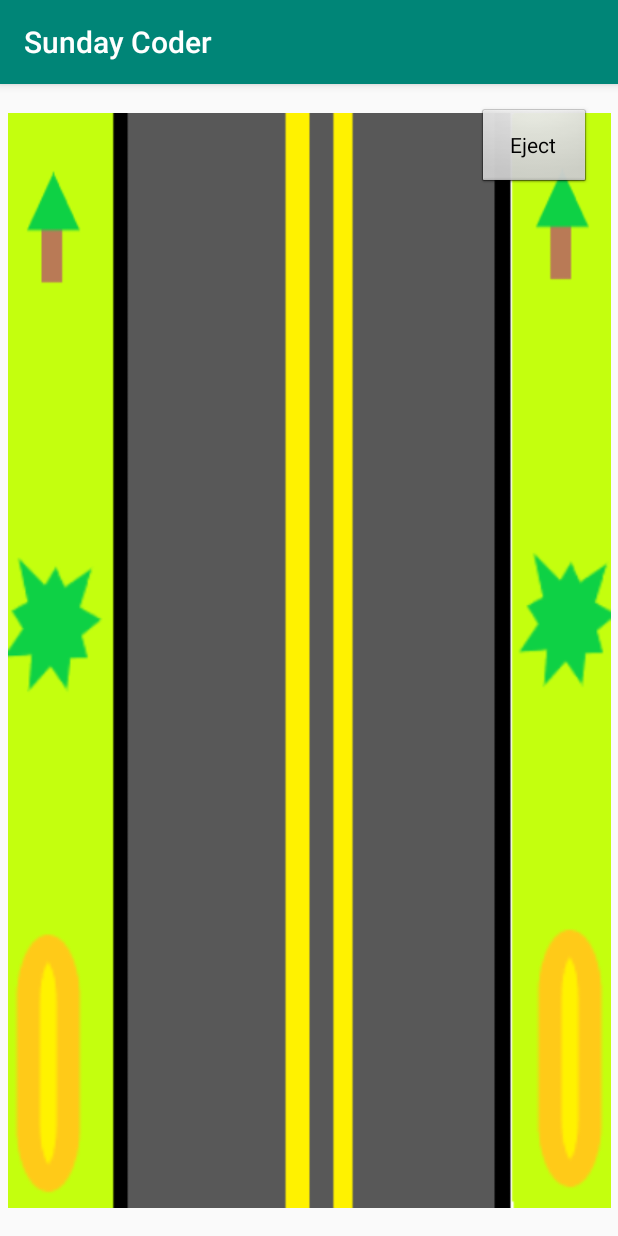
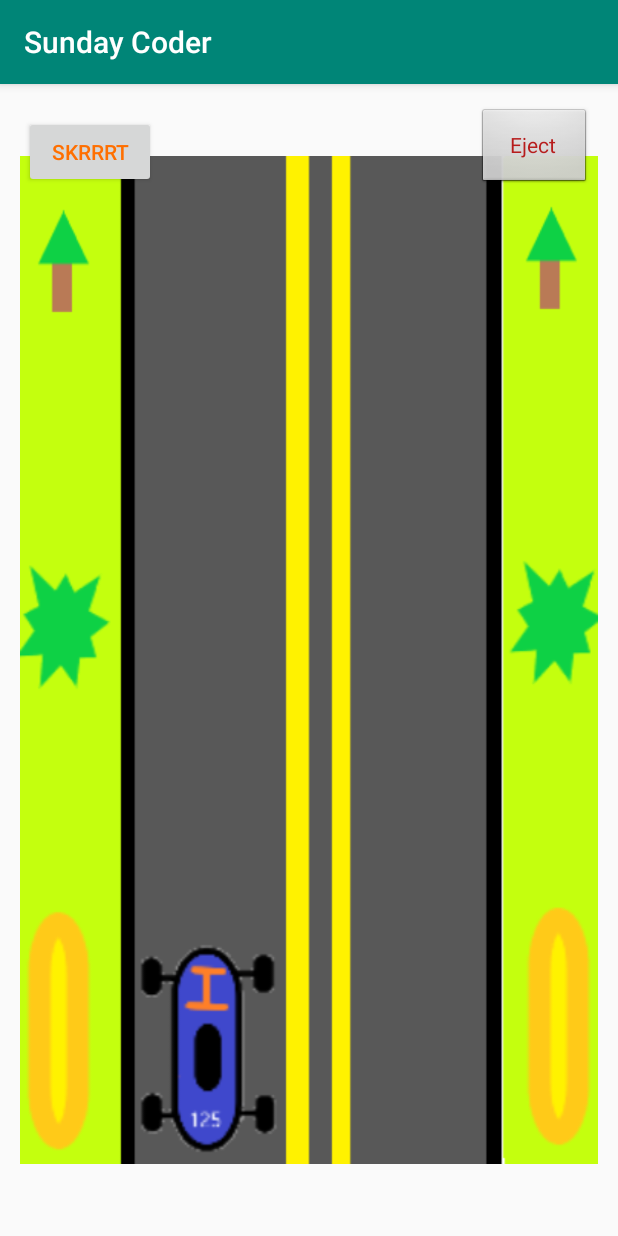
Before and after one commit to MoldyRats/CS-125-Sunday-Driver, an Android app: the gamePlay_Left screen opened directly, with no data from a screen before it, on a phone screen of 412 x 824 dp. Run offline under Robolectric (Android 15) with nearby library versions, the phone set to English and light mode, and no system bars.

Commit message:
finished ui

```diff
--- a/app/src/main/AndroidManifest.xml
+++ b/app/src/main/AndroidManifest.xml
@@ -9,7 +9,8 @@
         android:roundIcon="@mipmap/ic_launcher_round"
         android:supportsRtl="true"
         android:theme="@style/AppTheme">
-        <activity android:name=".gameplay"></activity>
+        <activity android:name=".gamePlay_Left"></activity>
+        <activity android:name=".gamePlay_Right" />
         <activity android:name=".MainMenu">
             <intent-filter>
                 <action android:name="android.intent.action.MAIN" />
--- a/app/src/main/java/com/example/cs125sundaydriver/CrashMenu.java
+++ b/app/src/main/java/com/example/cs125sundaydriver/CrashMenu.java
@@ -27,7 +27,7 @@ public class CrashMenu extends AppCompatActivity {
             @Override
             public void onClick(View v) {
                 //create an Intent to swicth to the fullscreen activity once clicked
-                Intent startintent = new Intent(getApplicationContext(), gameplay.class);
+                Intent startintent = new Intent(getApplicationContext(), gamePlay_Right.class);
                 startActivity(startintent);
             }
         });
--- a/app/src/main/java/com/example/cs125sundaydriver/MainMenu.java
+++ b/app/src/main/java/com/example/cs125sundaydriver/MainMenu.java
@@ -31,7 +31,7 @@ public class MainMenu extends AppCompatActivity {
             @Override
             public void onClick(View v) {
                 //create an Intent to swicth to the fullscreen activity once clicked
-                Intent startintent = new Intent(getApplicationContext(), gameplay.class);
+                Intent startintent = new Intent(getApplicationContext(), gamePlay_Right.class);
                 startActivity(startintent);
             }
         });
--- a/app/src/main/java/com/example/cs125sundaydriver/gameplay.java
+++ b/app/src/main/java/com/example/cs125sundaydriver/gamePlay_Left.java
@@ -1,6 +1,4 @@
 package com.example.cs125sundaydriver;
-
-import androidx.appcompat.app.AppCompatActivity;
 
 import android.content.Intent;
 import android.graphics.drawable.AnimationDrawable;
@@ -9,14 +7,16 @@ import android.view.View;
 import android.widget.Button;
 import android.widget.ImageView;
 
-public class gameplay extends AppCompatActivity {
+import androidx.appcompat.app.AppCompatActivity;
+
+public class gamePlay_Left extends AppCompatActivity {
     AnimationDrawable interstateAnimation;
 
     @Override
     protected void onCreate(Bundle savedInstanceState) {
         super.onCreate(savedInstanceState);
-        setContentView(R.layout.activity_gameplay);
-        Button eject = findViewById(R.id.ejectcarbutton);
+        setContentView(R.layout.activity_game_play__left);
+        Button eject = findViewById(R.id.eject_left_button);
         eject.setOnClickListener(new View.OnClickListener() {
             @Override
             public void onClick(View v) {
@@ -24,9 +24,16 @@ public class gameplay extends AppCompatActivity {
                 startActivity(intent);
             }
         });
-
-        ImageView imageView = findViewById(R.id.interstate125);
-        imageView.setBackgroundResource(R.drawable.interstateanimation);
+        Button Skrrt = findViewById(R.id.left_button);
+        Skrrt.setOnClickListener(new View.OnClickListener() {
+            @Override
+            public void onClick(View v) {
+                Intent intent = new Intent(getApplicationContext(), gamePlay_Right.class);
+                startActivity(intent);
+            }
+        });
+        ImageView imageView = findViewById(R.id.interstate125_left);
+        imageView.setBackgroundResource(R.drawable.interstateanimation_left);
         interstateAnimation = (AnimationDrawable) imageView.getBackground();
     }
 
--- a/app/src/main/res/drawable/interstateanimation.xml
+++ /dev/null
@@ -1,19 +0,0 @@
-<?xml version="1.0" encoding="utf-8"?>
-<animation-list xmlns:android="http://schemas.android.com/apk/res/android">
-
-    <item
-        android:drawable="@drawable/road1"
-        android:duration="400"/>
-    <item
-        android:drawable="@drawable/road2"
-        android:duration="400"/>
-    <item
-        android:drawable="@drawable/road3"
-        android:duration="400"/>
-    <item
-        android:drawable="@drawable/road4"
-        android:duration="400"/>
-
-
-
-</animation-list>
--- /dev/null
+++ b/app/src/main/res/drawable/interstateanimation_left.xml
@@ -0,0 +1,19 @@
+<?xml version="1.0" encoding="utf-8"?>
+<animation-list xmlns:android="http://schemas.android.com/apk/res/android">
+
+<item
+    android:drawable="@drawable/road1left"
+    android:duration="400"/>
+<item
+    android:drawable="@drawable/road2left"
+    android:duration="400"/>
+<item
+    android:drawable="@drawable/road3left"
+    android:duration="400"/>
+<item
+    android:drawable="@drawable/road4left"
+    android:duration="400"/>
+
+
+
+</animation-list>
--- a/app/src/main/res/layout/activity_crash_menu.xml
+++ b/app/src/main/res/layout/activity_crash_menu.xml
@@ -15,8 +15,7 @@
         app:layout_constraintBottom_toBottomOf="parent"
         app:layout_constraintEnd_toEndOf="parent"
         app:layout_constraintStart_toStartOf="parent"
-        app:layout_constraintTop_toTopOf="parent"
-        app:srcCompat="@drawable/carimage" />
+        app:layout_constraintTop_toTopOf="parent"/>
 
     <TextView
         android:id="@+id/textView_Crash_Title"
--- /dev/null
+++ b/app/src/main/res/layout/activity_game_play__left.xml
@@ -0,0 +1,51 @@
+<?xml version="1.0" encoding="utf-8"?>
+<androidx.constraintlayout.widget.ConstraintLayout xmlns:android="http://schemas.android.com/apk/res/android"
+    xmlns:app="http://schemas.android.com/apk/res-auto"
+    xmlns:tools="http://schemas.android.com/tools"
+    android:layout_width="match_parent"
+    android:layout_height="match_parent"
+    tools:context=".gamePlay_Left">
+
+    <ImageView
+        android:id="@+id/interstate125_left"
+        android:layout_width="385dp"
+        android:layout_height="672dp"
+        android:contentDescription="@string/roadAnimation"
+        app:layout_constraintBottom_toBottomOf="parent"
+        app:layout_constraintEnd_toEndOf="parent"
+        app:layout_constraintStart_toStartOf="parent"
+        app:layout_constraintTop_toTopOf="parent" />
+
+    <Button
+        android:id="@+id/eject_left_button"
+        style="@android:style/Widget.Button"
+        android:layout_width="76dp"
+        android:layout_height="54dp"
+        android:layout_marginTop="8dp"
+        android:layout_marginEnd="8dp"
+        android:layout_marginRight="8dp"
+        android:layout_weight="1"
+        android:text="@string/Eject"
+        android:textColor="#B71C1C"
+        app:layout_constraintBottom_toBottomOf="parent"
+        app:layout_constraintEnd_toEndOf="parent"
+        app:layout_constraintHorizontal_bias="0.969"
+        app:layout_constraintStart_toStartOf="parent"
+        app:layout_constraintTop_toTopOf="parent"
+        app:layout_constraintVertical_bias="0.011" />
+
+    <Button
+        android:id="@+id/left_button"
+        android:layout_width="wrap_content"
+        android:layout_height="wrap_content"
+        android:text="@string/skrt"
+        android:textColor="#FF6F00"
+        android:textColorHint="#FF6F00"
+        app:layout_constraintBottom_toBottomOf="parent"
+        app:layout_constraintEnd_toEndOf="parent"
+        app:layout_constraintHorizontal_bias="0.049"
+        app:layout_constraintStart_toStartOf="parent"
+        app:layout_constraintTop_toTopOf="parent"
+        app:layout_constraintVertical_bias="0.03" />
+
+</androidx.constraintlayout.widget.ConstraintLayout>
--- a/app/src/main/res/values/strings.xml
+++ b/app/src/main/res/values/strings.xml
@@ -12,4 +12,5 @@
     <string name="Start_Game">Start Game</string>
     <string name="Image_View">Crash Menu</string>
     <string name="roadAnimation">Road Animation</string>
+    <string name="skrt">Skrrrt</string>
 </resources>
```
Also changed, not shown: app/src/main/java/com/example/cs125sundaydriver/gamePlay_Right.java (added, +45 -0 lines), app/src/main/res/drawable/interstateanimation_right.xml (added, +19 -0 lines), app/src/main/res/layout/activity_game_play_right.xml (renamed from app/src/main/res/layout/activity_gameplay.xml, +20 -5 lines), app/src/main/res/drawable/road1.png (deleted), app/src/main/res/drawable/road2.png (deleted), app/src/main/res/drawable/road3.png (deleted), app/src/main/res/drawable/road4.png (deleted).
